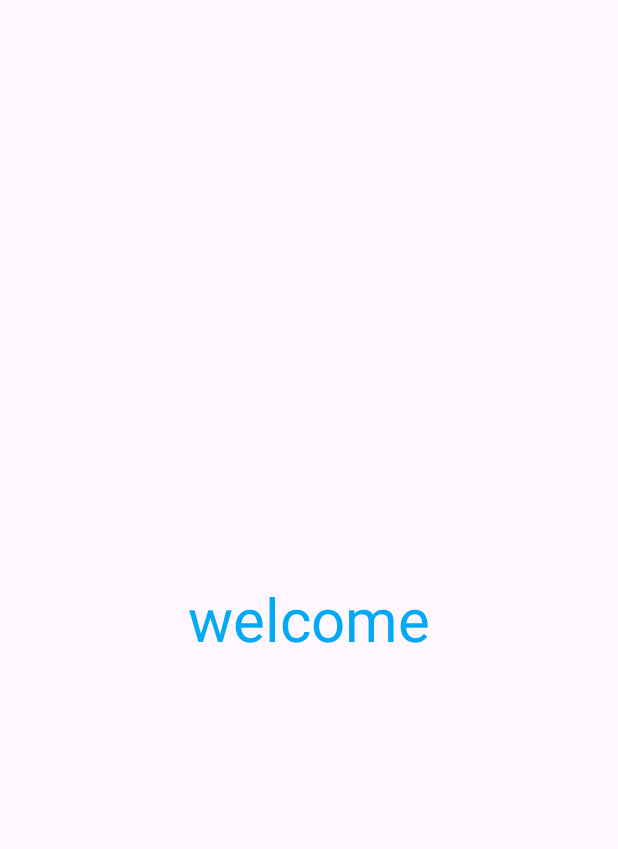
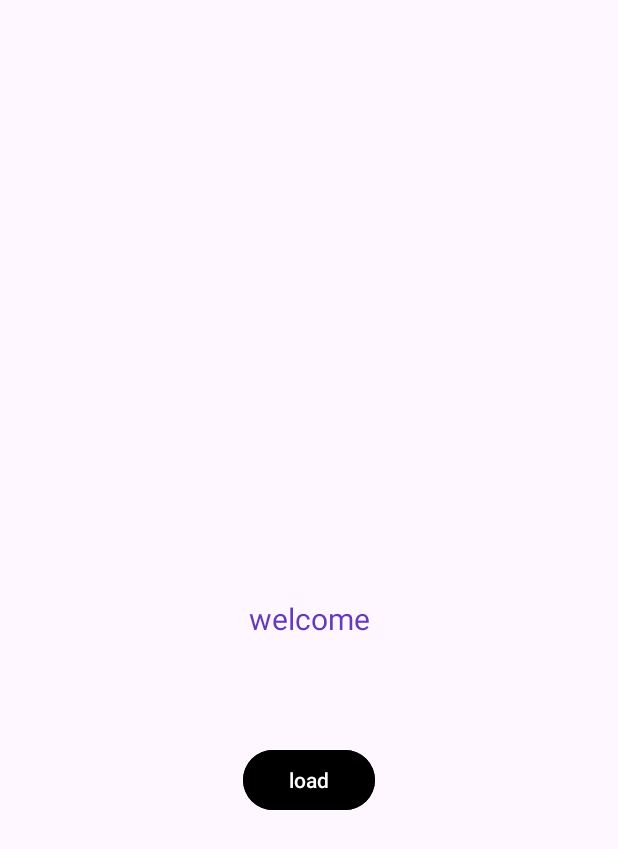
Before and after one commit to ShotDark55/transmission_between_activity, an Android app: the MainActivity2 screen opened directly, with no data from a screen before it, on a phone screen of 412 x 824 dp. Shown: the top 849 px of the screen. Run offline under Robolectric (Android 15) with nearby library versions, the phone set to English and light mode, and no system bars.

Commit message:
add bundle, loading page to load data

```diff
--- a/app/src/main/AndroidManifest.xml
+++ b/app/src/main/AndroidManifest.xml
@@ -14,15 +14,19 @@
         tools:targetApi="31">
         <activity
             android:name=".MainActivity2"
-            android:exported="false" />
+            android:exported="false"/>
+
+
         <activity
             android:name=".MainActivity"
             android:exported="true">
+
             <intent-filter>
                 <action android:name="android.intent.action.MAIN" />
 
                 <category android:name="android.intent.category.LAUNCHER" />
             </intent-filter>
+
         </activity>
     </application>
 
--- a/app/src/main/java/com/okiyacode/transmission_between_activity/MainActivity2.java
+++ b/app/src/main/java/com/okiyacode/transmission_between_activity/MainActivity2.java
@@ -1,6 +1,10 @@
 package com.okiyacode.transmission_between_activity;
 
+import android.content.Context;
 import android.os.Bundle;
+import android.widget.Button;
+import android.widget.TextView;
+import android.widget.Toast;
 
 import androidx.activity.EdgeToEdge;
 import androidx.appcompat.app.AppCompatActivity;
@@ -9,6 +13,16 @@ import androidx.core.view.ViewCompat;
 import androidx.core.view.WindowInsetsCompat;
 
 public class MainActivity2 extends AppCompatActivity {
+    Context context;
+    TextView screen;
+    Button btnLoad;
+
+
+    private void setup() {
+        context = this;
+        screen = findViewById(R.id.textViewID);
+        btnLoad = findViewById(R.id.buttonLoad);
+    }
 
     @Override
     protected void onCreate(Bundle savedInstanceState) {
@@ -20,5 +34,26 @@ public class MainActivity2 extends AppCompatActivity {
             v.setPadding(systemBars.left, systemBars.top, systemBars.right, systemBars.bottom);
             return insets;
         });
+
+            setup();
+
+            btnLoad.setOnClickListener(View -> {
+
+                Bundle bundle = getIntent().getExtras();
+                String result = "";
+                if (bundle!=null) {
+                    String user = bundle.getString("userKey");
+                    String pass = bundle.getString("passKey");
+                    result = "Username : " .concat(user) + "\nPassword : " .concat(pass);
+                }else {
+                    Toast.makeText(context,"no data found !",Toast.LENGTH_SHORT).show();
+                }
+
+                screen.setText(result);
+
+            });
+
+        }
+
+
     }
-}
--- a/app/src/main/res/layout/activity_main.xml
+++ b/app/src/main/res/layout/activity_main.xml
@@ -56,7 +56,7 @@
             android:layout_width="wrap_content"
             android:layout_height="wrap_content"
             android:layout_weight="1"
-            android:autofillHints=""
+            android:autofillHints="10"
             android:ems="10"
             android:inputType="textPassword"
             android:hint="@string/pass" />
--- a/app/src/main/res/layout/activity_main2.xml
+++ b/app/src/main/res/layout/activity_main2.xml
@@ -8,14 +8,27 @@
     tools:context=".MainActivity2">
 
     <TextView
-        android:id="@+id/textView"
+        android:id="@+id/textViewID"
         android:layout_width="wrap_content"
         android:layout_height="wrap_content"
         android:text="@string/welcome"
-        android:textSize="40sp"
-        android:textColor="#03A9F4"
+        android:textSize="20sp"
+        android:textColor="#673AB7"
         app:layout_constraintBottom_toBottomOf="parent"
         app:layout_constraintEnd_toEndOf="parent"
         app:layout_constraintStart_toStartOf="parent"
         app:layout_constraintTop_toTopOf="parent" />
+
+    <Button
+        android:layout_width="wrap_content"
+        android:layout_height="wrap_content"
+        android:backgroundTint="@color/black"
+        android:textColor="@color/white"
+        android:text="@string/load"
+        android:id="@+id/buttonLoad"
+        app:layout_constraintTop_toBottomOf="@id/textViewID"
+        app:layout_constraintStart_toStartOf="parent"
+        app:layout_constraintEnd_toEndOf="parent"
+        app:layout_constraintBottom_toBottomOf="parent"
+        app:layout_constraintVertical_bias="0.2"/>
 </androidx.constraintlayout.widget.ConstraintLayout>
--- a/app/src/main/res/values/strings.xml
+++ b/app/src/main/res/values/strings.xml
@@ -6,4 +6,5 @@
     <string name="pass">**********</string>
     <string name="login">login</string>
     <string name="welcome">welcome</string>
+    <string name="load">load</string>
 </resources>
```
Also changed, not shown: app/src/main/java/com/okiyacode/transmission_between_activity/MainActivity.java (+23 -5 lines).
